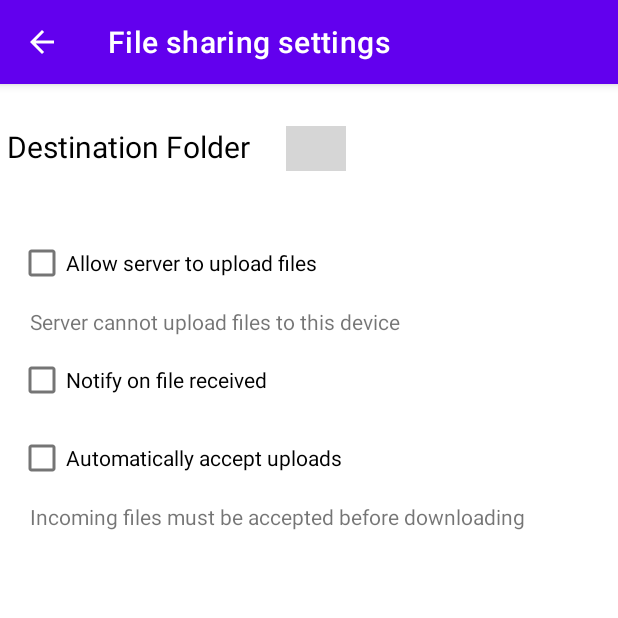
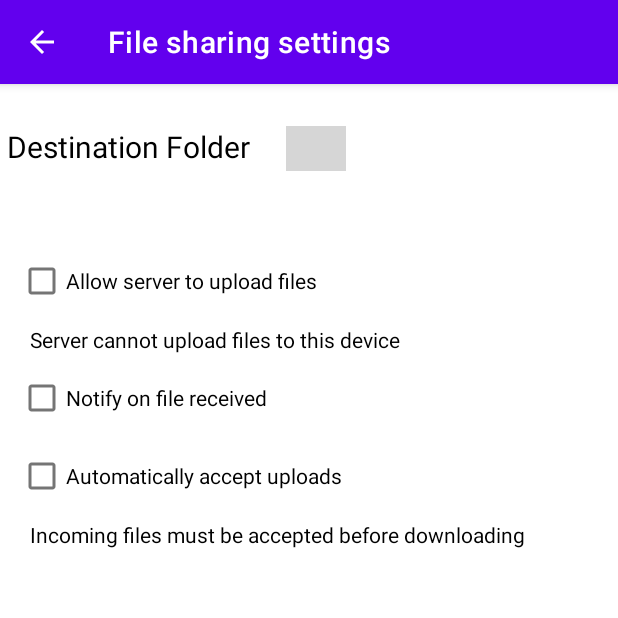
Before and after one commit to SCCapstone/Neptune, an Android app: the FileActivity screen opened directly, with no data from a screen before it, on a phone screen of 412 x 824 dp, the top half of it. Run offline under Robolectric (Android 15) with nearby library versions, the phone set to English and light mode, and no system bars; 7 statements that could not run were skipped; grey boxes are pictures that could not be loaded.

Commit message:
Changed more ImageViews for cleaner look. Fixed fonts not changing for some textboxes on dark mode. #96

```diff
--- a/Client/Android/app/src/main/res/layout/activity_file.xml
+++ b/Client/Android/app/src/main/res/layout/activity_file.xml
@@ -13,7 +13,6 @@
         android:layout_marginTop="28dp"
         android:layout_marginStart="-20dp"
         android:text="@string/destination_folder"
-        android:textColor="@color/black"
         android:textSize="20sp"
         app:layout_constraintEnd_toEndOf="parent"
         app:layout_constraintHorizontal_bias="0.091"
@@ -33,22 +32,11 @@
         app:layout_constraintTop_toBottomOf="@+id/destinationFolderTitle"
         app:layout_constraintVertical_bias="1.0" />
 
-    <!--<TextView
-        android:id="@+id/notifyDescription"
-        android:layout_width="wrap_content"
-        android:layout_height="wrap_content"
-        android:layout_marginTop="16dp"
-        android:text="@string/notify_description"
-        app:layout_constraintEnd_toEndOf="parent"
-        app:layout_constraintHorizontal_bias="0.154"
-        app:layout_constraintStart_toStartOf="parent"
-        app:layout_constraintTop_toBottomOf="@+id/notifyOnReceived" />-->
-
     <CheckBox
         android:id="@+id/serverUploadFile"
         android:layout_width="wrap_content"
         android:layout_height="wrap_content"
-        android:layout_marginTop="40dp"
+        android:layout_marginTop="52dp"
         android:text="@string/allow_server_upload_file"
         app:layout_constraintEnd_toEndOf="parent"
         app:layout_constraintHorizontal_bias="0.057"
--- a/Client/Android/app/src/main/res/values-night/themes.xml
+++ b/Client/Android/app/src/main/res/values-night/themes.xml
@@ -12,5 +12,6 @@
         <!-- Status bar color. -->
         <item name="android:statusBarColor" tools:targetApi="l">?attr/colorPrimaryVariant</item>
         <!-- Customize your theme here. -->
+        <item name="android:textColor">@color/white</item>
     </style>
 </resources>
--- a/Client/Android/app/src/main/res/values/themes.xml
+++ b/Client/Android/app/src/main/res/values/themes.xml
@@ -12,5 +12,6 @@
         <!-- Status bar color. -->
         <item name="android:statusBarColor" tools:targetApi="l">?attr/colorPrimaryVariant</item>
         <!-- Customize your theme here. -->
+        <item name="android:textColor">@color/black</item>
     </style>
 </resources>
```
Also changed, not shown: Client/Android/app/src/main/res/layout/activity_device.xml (+4 -5 lines), Client/Android/app/src/main/res/layout/name_line.xml (+3 -4 lines).
